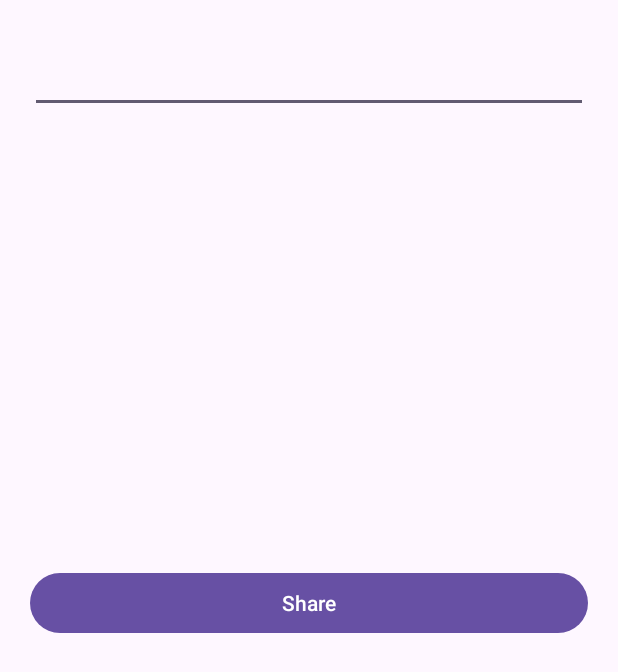
After one commit to deepakcse31/JulyAndroid, an Android app: the ShareMediaActivity screen opened directly, with no data from a screen before it, on a phone screen of 412 x 824 dp. The commit adds this screen. Shown: the top 672 px of the screen. Run offline under Robolectric (Android 15) with nearby library versions, the phone set to English and light mode, and no system bars.

Commit message:
broadcastreciver/payment app/sharemedia/visiblity

```diff
--- /dev/null
+++ b/app/src/main/java/com/example/julyandroid/ShareMediaActivity.java
@@ -0,0 +1,47 @@
+package com.example.julyandroid;
+
+import android.annotation.SuppressLint;
+import android.content.Intent;
+import android.os.Bundle;
+import android.view.View;
+import android.widget.Button;
+import android.widget.EditText;
+
+import androidx.activity.EdgeToEdge;
+import androidx.appcompat.app.AppCompatActivity;
+import androidx.core.graphics.Insets;
+import androidx.core.view.ViewCompat;
+import androidx.core.view.WindowInsetsCompat;
+
+public class ShareMediaActivity extends AppCompatActivity {
+    EditText edtmsg;
+    Button btnshare;
+    @SuppressLint("MissingInflatedId")
+    @Override
+    protected void onCreate(Bundle savedInstanceState) {
+        super.onCreate(savedInstanceState);
+        EdgeToEdge.enable(this);
+        setContentView(R.layout.activity_share_media);
+        edtmsg=findViewById(R.id.edtmsg);
+        btnshare=findViewById(R.id.btnshare);
+        btnshare.setOnClickListener(new View.OnClickListener() {
+            @Override
+            public void onClick(View view) {
+                shareMedia(edtmsg.getText().toString());
+            }
+        });
+        ViewCompat.setOnApplyWindowInsetsListener(findViewById(R.id.main), (v, insets) -> {
+            Insets systemBars = insets.getInsets(WindowInsetsCompat.Type.systemBars());
+            v.setPadding(systemBars.left, systemBars.top, systemBars.right, systemBars.bottom);
+            return insets;
+        });
+    }
+    private void shareMedia(String msg){
+
+        Intent intent=new Intent(Intent.ACTION_SEND);
+        intent.setType("text/plain");
+        intent.putExtra(Intent.EXTRA_TEXT,msg);
+        startActivity(intent);
+
+    }
+}
--- a/app/src/main/java/com/example/julyandroid/SplashActivity.java
+++ b/app/src/main/java/com/example/julyandroid/SplashActivity.java
@@ -27,7 +27,7 @@ public class SplashActivity extends AppCompatActivity {
                 String loginstatus=sharedPreferences.getString("loginstatus","false");
                 if (loginstatus.equals("true"))
                 {
-                    Intent intent=new Intent(getApplicationContext(), RecyclerViewActivity.class);
+                    Intent intent=new Intent(getApplicationContext(), ShareMediaActivity.class);
                     startActivity(intent);
                 }else {
                     Intent intent=new Intent(getApplicationContext(),LoginActivity.class);
--- /dev/null
+++ b/app/src/main/res/layout/activity_share_media.xml
@@ -0,0 +1,33 @@
+<?xml version="1.0" encoding="utf-8"?>
+<androidx.constraintlayout.widget.ConstraintLayout xmlns:android="http://schemas.android.com/apk/res/android"
+    xmlns:app="http://schemas.android.com/apk/res-auto"
+    xmlns:tools="http://schemas.android.com/tools"
+    android:id="@+id/main"
+    android:layout_width="match_parent"
+    android:layout_height="match_parent"
+    tools:context=".ShareMediaActivity">
+
+
+    <EditText
+        android:layout_width="match_parent"
+        android:layout_height="wrap_content"
+        app:layout_constraintTop_toTopOf="parent"
+        app:layout_constraintStart_toStartOf="parent"
+        app:layout_constraintEnd_toEndOf="parent"
+        android:layout_marginHorizontal="20dp"
+        android:layout_marginTop="30dp"
+        android:id="@+id/edtmsg"
+        />
+    <Button
+        android:layout_width="match_parent"
+        android:layout_height="wrap_content"
+        app:layout_constraintTop_toTopOf="parent"
+        app:layout_constraintStart_toStartOf="parent"
+        app:layout_constraintEnd_toEndOf="parent"
+        app:layout_constraintBottom_toBottomOf="parent"
+        android:layout_marginBottom="20dp"
+        android:layout_marginHorizontal="20dp"
+        android:text="Share"
+        android:id="@+id/btnshare"
+        />
+</androidx.constraintlayout.widget.ConstraintLayout>
```
Also changed, not shown: app/src/main/AndroidManifest.xml (+18 -0 lines), app/src/main/java/com/example/julyandroid/AirplaneModeChangeReciver.java (added, +24 -0 lines), app/src/main/java/com/example/julyandroid/BroadCastActivity.java (added, +40 -0 lines), app/src/main/java/com/example/julyandroid/PaymentActivity.java (added, +43 -0 lines), app/src/main/java/com/example/julyandroid/PaymentDetailsActivity.java (added, +30 -0 lines), app/src/main/java/com/example/julyandroid/SpinnerActivity.java (added, +47 -0 lines), app/src/main/java/com/example/julyandroid/Visibility.java (added, +38 -0 lines), app/src/main/res/layout/activity_broad_cast.xml (added, +21 -0 lines), app/src/main/res/layout/activity_payment.xml (added, +34 -0 lines), app/src/main/res/layout/activity_payment_details.xml (added, +20 -0 lines), app/src/main/res/layout/activity_spinner.xml (added, +20 -0 lines), app/src/main/res/layout/activity_visibility.xml (added, +33 -0 lines).
